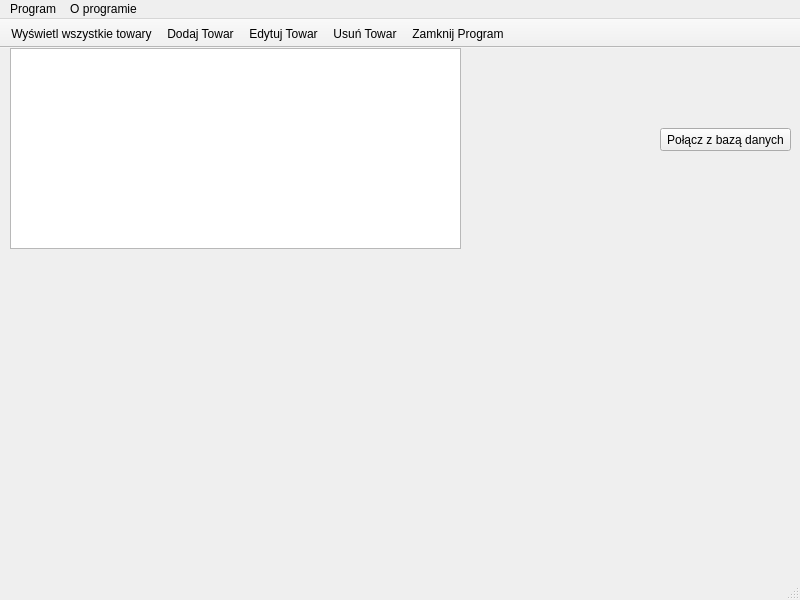
The window that app/mainwindow.ui (Cielako/GIMS) describes before a commit, drawn with Qt 5.
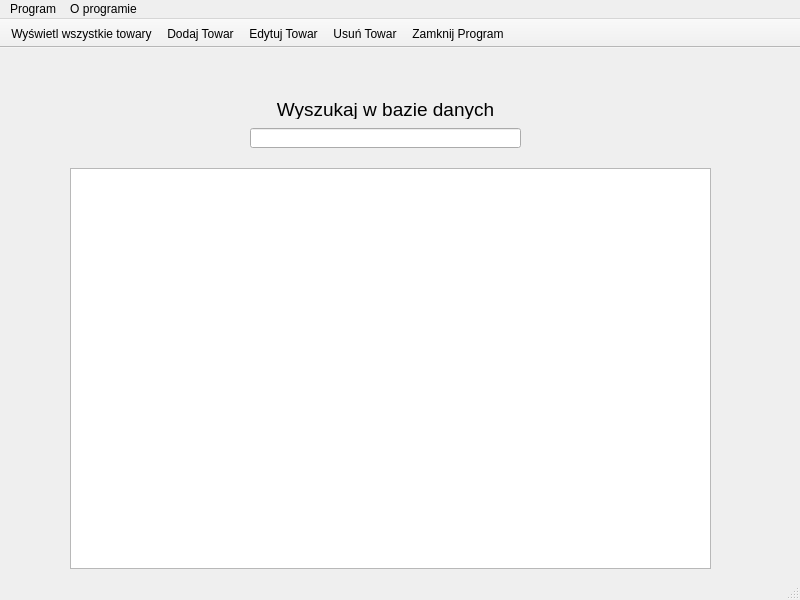
The same window after the commit. Icons and pictures are not drawn.

```diff
--- a/app/mainwindow.ui
+++ b/app/mainwindow.ui
@@ -14,27 +14,37 @@
    <string>MainWindow</string>
   </property>
   <widget class="QWidget" name="centralwidget">
-   <widget class="QPushButton" name="pushButton">
+   <widget class="QTableView" name="tableView">
     <property name="geometry">
      <rect>
-      <x>660</x>
+      <x>70</x>
+      <y>120</y>
+      <width>641</width>
+      <height>401</height>
+     </rect>
+    </property>
+   </widget>
+   <widget class="QLineEdit" name="searchTerm">
+    <property name="geometry">
+     <rect>
+      <x>250</x>
       <y>80</y>
-      <width>131</width>
-      <height>23</height>
+      <width>271</width>
+      <height>20</height>
+     </rect>
+    </property>
+   </widget>
+   <widget class="QLabel" name="label">
+    <property name="geometry">
+     <rect>
+      <x>270</x>
+      <y>50</y>
+      <width>231</width>
+      <height>21</height>
      </rect>
     </property>
     <property name="text">
-     <string>Połącz z bazą danych</string>
-    </property>
-   </widget>
-   <widget class="QTableView" name="tableView">
-    <property name="geometry">
-     <rect>
-      <x>10</x>
-      <y>0</y>
-      <width>451</width>
-      <height>201</height>
-     </rect>
+     <string>&lt;html&gt;&lt;head/&gt;&lt;body&gt;&lt;p align=&quot;center&quot;&gt;&lt;span style=&quot; font-size:14pt;&quot;&gt;Wyszukaj w bazie danych&lt;/span&gt;&lt;/p&gt;&lt;/body&gt;&lt;/html&gt;</string>
     </property>
    </widget>
   </widget>
```
